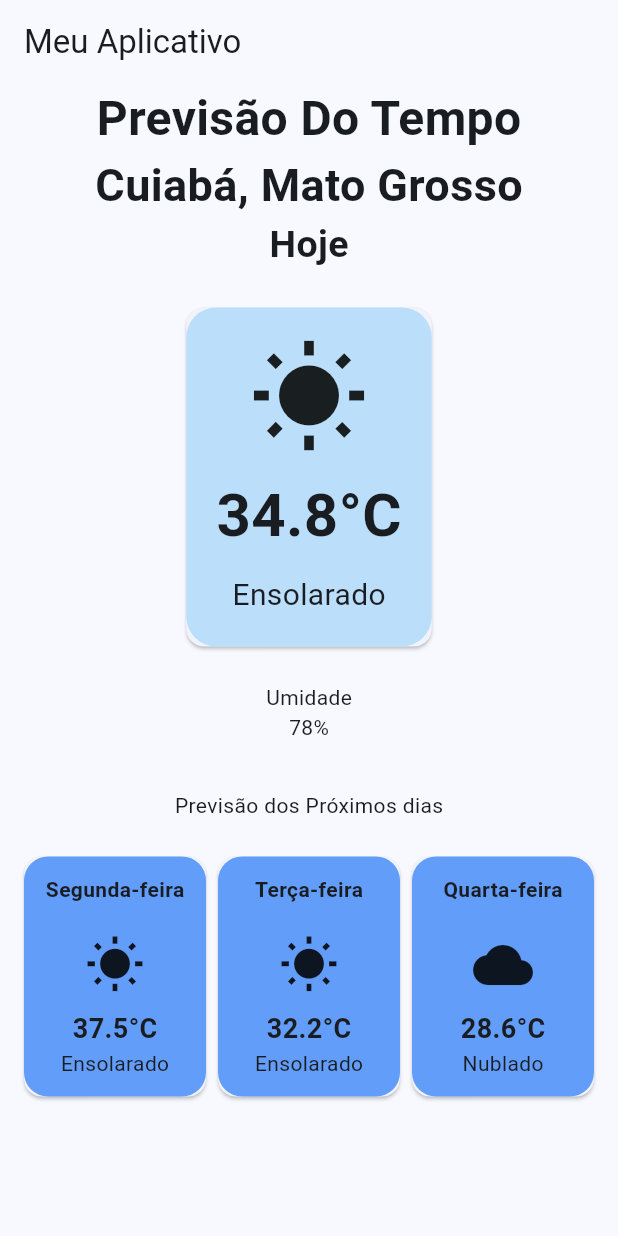
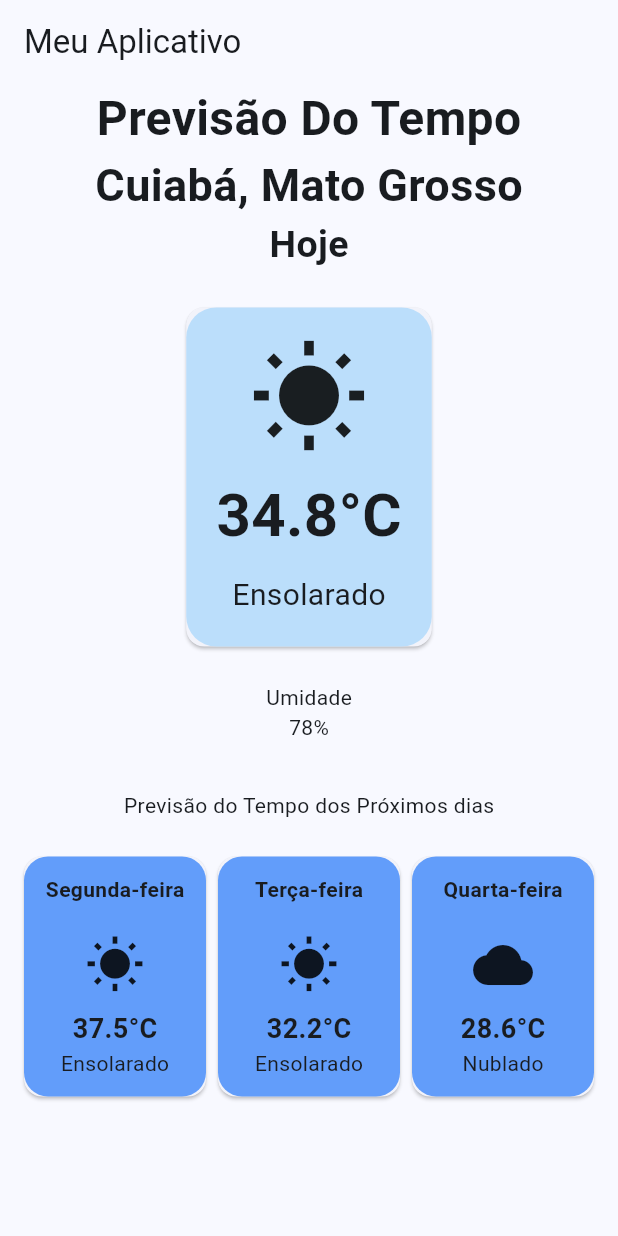
Before and after one commit to thalesmurilo60-creator/clima_app, a Flutter app: the screen it shows after launch, on a phone screen of 412 x 824 dp. Run offline on Flutter 3.47's test engine with Material 3 defaults, Android fonts, the phone set to English and light mode, and no system bars.

Commit message:
fix: corrige título da previsão

```diff
--- a/lib/screens/home_screen.dart
+++ b/lib/screens/home_screen.dart
@@ -68,7 +68,7 @@ class HomeScreen extends StatelessWidget {
                 padding: EdgeInsets.all(12),
                 child: Column(
                   children: [
-                    Text("Previsão dos Próximos dias"),
+                    Text("Previsão do Tempo dos Próximos dias"),
 
                     SizedBox(height: 20),
 
```
